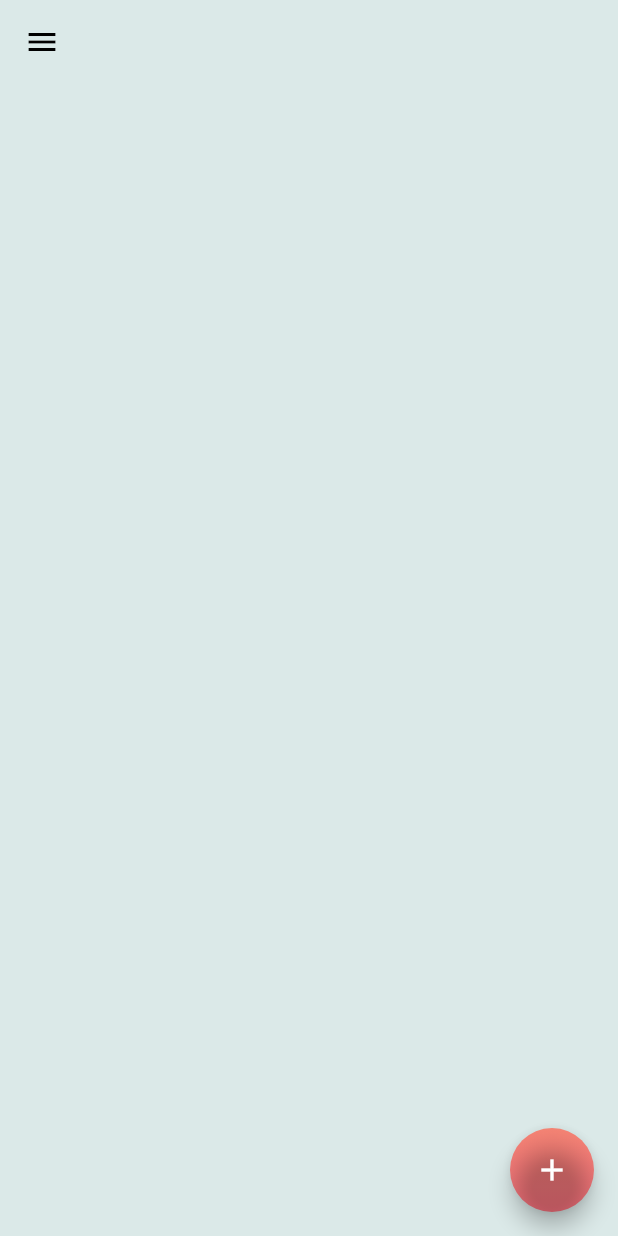
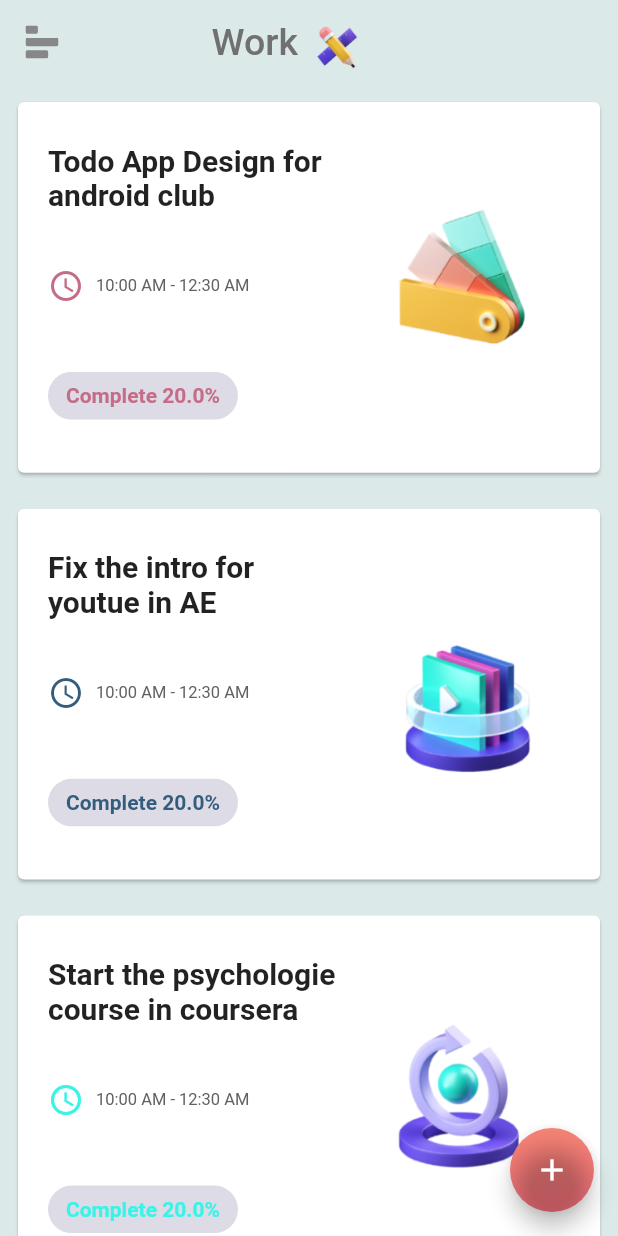
Before and after one commit to hedi-ghodhbane/v2aworkshop, a Flutter app: the screen it shows after launch, on a phone screen of 412 x 824 dp. Run offline on Flutter 3.47's test engine with Material 2 defaults, Android fonts, the phone set to English and light mode, and no system bars; our stand-ins replace flutter_svg.

Commit message:
landing page;

```diff
--- a/lib/main.dart
+++ b/lib/main.dart
@@ -1,4 +1,6 @@
 import 'package:flutter/material.dart';
+import 'package:v2workshop/screens/LandingScreen.dart';
+import 'package:v2workshop/widgets/MyDrawer.dart';
 
 void main() {
   runApp(MyApp());
@@ -13,6 +15,8 @@ class MyApp extends StatelessWidget {
         theme: ThemeData(
             primaryColor: Color(0xFFDBE9E8),
             canvasColor: Colors.white,
+            textTheme: TextTheme(
+                bodyText1: TextStyle(fontSize: 25, color: Color(0xFF707070))),
             backgroundColor: Color(0xFF345C7D)),
         home: Main());
   }
@@ -23,30 +27,43 @@ class Main extends StatefulWidget {
   _MainState createState() => _MainState();
 }
 
-class _MainState extends State<Main> {
+class _MainState extends State<Main> with TickerProviderStateMixin {
+  AnimationController _controller;
+  Animation animation;
+  Animation drawerAnimation;
+  @override
+  void initState() {
+    super.initState();
+    _controller = AnimationController(
+      duration: const Duration(milliseconds: 500),
+      vsync: this,
+    );
+    animation = Tween(begin: 0.0, end: 1.0).animate(CurvedAnimation(
+      parent: _controller,
+      curve: Curves.easeInOut,
+    ));
+    drawerAnimation = Tween(begin: -1.0, end: 0.0).animate(CurvedAnimation(
+      parent: _controller,
+      curve: Curves.easeInOut,
+    ));
+  }
+
+  @override
+  void dispose() {
+    _controller.dispose();
+    super.dispose();
+  }
+
   @override
   Widget build(BuildContext context) {
-    return Scaffold(
-      appBar: AppBar(
-        elevation: 0,
-        leading: IconButton(icon: Icon(Icons.menu), onPressed: () {}),
-      ),
-      body: Container(color: Theme.of(context).primaryColor),
-      floatingActionButton: Container(
-        decoration: BoxDecoration(
-            shape: BoxShape.circle,
-            gradient: LinearGradient(
-                begin: Alignment.topCenter,
-                end: Alignment.bottomCenter,
-                colors: [Color(0xFFFE8978), Color(0xFFFF7582)])),
-        child: FloatingActionButton(
-          onPressed: () {
-            print("hello");
-          },
-          child: Icon(Icons.add),
-          backgroundColor: Colors.transparent,
-        ),
-      ),
+    return AnimatedBuilder(
+      animation: _controller,
+      builder: (_, child) {
+        return Stack(children: [
+          MyDrawer(drawerAnimation: drawerAnimation),
+          LandingScreen(animation: animation, controller: _controller),
+        ]);
+      },
     );
   }
 }
--- /dev/null
+++ b/lib/models/Todo.dart
@@ -0,0 +1,16 @@
+import 'package:flutter/material.dart';
+
+class Todo {
+  final String title;
+  final String image;
+  final Color color;
+  final String time;
+  final double percentage;
+  Todo({
+    this.title,
+    this.image,
+    this.color,
+    this.time,
+    this.percentage,
+  });
+}
--- /dev/null
+++ b/lib/screens/LandingScreen.dart
@@ -0,0 +1,103 @@
+import 'package:flutter/material.dart';
+import 'package:flutter_svg/flutter_svg.dart';
+import 'package:v2workshop/models/Todo.dart';
+import 'package:v2workshop/widgets/TodoCard.dart';
+
+class LandingScreen extends StatefulWidget {
+  const LandingScreen({
+    Key key,
+    @required this.animation,
+    @required AnimationController controller,
+  })  : _controller = controller,
+        super(key: key);
+
+  final Animation animation;
+  final AnimationController _controller;
+
+  @override
+  _LandingScreenState createState() => _LandingScreenState();
+}
+
+class _LandingScreenState extends State<LandingScreen> {
+  final _todos = [
+    Todo(
+        title: "Todo App Design for android club",
+        time: '10:00 AM - 12:30 AM',
+        percentage: 20,
+        image: 'design.png',
+        color: Color(0xFFC56D86)),
+    Todo(
+        title: "Fix the intro for youtue in AE",
+        time: '10:00 AM - 12:30 AM',
+        percentage: 20,
+        image: 'media.png',
+        color: Color(0xFF345C7D)),
+    Todo(
+        title: "Start the psychologie course in coursera",
+        time: '10:00 AM - 12:30 AM',
+        percentage: 20,
+        image: 'psy.png',
+        color: Color(0xFF3AF3E7)),
+  ];
+  @override
+  Widget build(BuildContext context) {
+    return Transform(
+      transform: Matrix4.translationValues(
+          widget.animation.value * MediaQuery.of(context).size.width * 0.7,
+          0,
+          0),
+      child: Scaffold(
+        appBar: AppBar(
+          centerTitle: true,
+          title: Container(
+            width: 130,
+            child: Row(
+              children: [
+                Text('Work', style: Theme.of(context).textTheme.bodyText1),
+                Container(
+                  width: 50,
+                  child: Image.asset(
+                    'assets/work.png',
+                    fit: BoxFit.contain,
+                  ),
+                )
+              ],
+            ),
+          ),
+          elevation: 0,
+          leading: IconButton(
+              icon: SvgPicture.asset('assets/menu.svg'),
+              onPressed: () {
+                if (widget._controller.isCompleted)
+                  widget._controller..reverse();
+                else {
+                  widget._controller.forward();
+                }
+              }),
+        ),
+        body: Container(
+            color: Theme.of(context).primaryColor,
+            child: ListView.builder(
+                itemCount: 15,
+                itemBuilder: (_, i) {
+                  return TodoCard(todo: _todos[i % _todos.length]);
+                })),
+        floatingActionButton: Container(
+          decoration: BoxDecoration(
+              shape: BoxShape.circle,
+              gradient: LinearGradient(
+                  begin: Alignment.topCenter,
+                  end: Alignment.bottomCenter,
+                  colors: [Color(0xFFFE8978), Color(0xFFFF7582)])),
+          child: FloatingActionButton(
+            onPressed: () {
+              print("hello");
+            },
+            child: Icon(Icons.add),
+            backgroundColor: Colors.transparent,
+          ),
+        ),
+      ),
+    );
+  }
+}
--- /dev/null
+++ b/lib/widgets/MyDrawer.dart
@@ -0,0 +1,26 @@
+import 'package:flutter/material.dart';
+
+class MyDrawer extends StatelessWidget {
+  const MyDrawer({
+    Key key,
+    @required this.drawerAnimation,
+  }) : super(key: key);
+
+  final Animation drawerAnimation;
+
+  @override
+  Widget build(BuildContext context) {
+    return Transform(
+        transform: Matrix4.translationValues(
+            drawerAnimation.value * MediaQuery.of(context).size.width * 0.7,
+            0,
+            0),
+        child: Drawer(
+          child: Container(
+              height: MediaQuery.of(context).size.height,
+              color: Theme.of(context).backgroundColor,
+              width: MediaQuery.of(context).size.width * 0.7,
+              child: Text("hello")),
+        ));
+  }
+}
--- /dev/null
+++ b/lib/widgets/TodoCard.dart
@@ -0,0 +1,71 @@
+import 'package:flutter/material.dart';
+import 'package:v2workshop/models/Todo.dart';
+
+class TodoCard extends StatefulWidget {
+  final Todo todo;
+  const TodoCard({Key key, this.todo}) : super(key: key);
+
+  @override
+  _TodoCardState createState() => _TodoCardState();
+}
+
+class _TodoCardState extends State<TodoCard> {
+  @override
+  Widget build(BuildContext context) {
+    return Padding(
+      padding: const EdgeInsets.all(8.0),
+      child: Card(
+          child: Container(
+        padding: EdgeInsets.symmetric(vertical: 10.0, horizontal: 20.0),
+        width: MediaQuery.of(context).size.width * 0.8,
+        height: MediaQuery.of(context).size.height * 0.3,
+        child: Row(
+          children: [
+            Expanded(
+              flex: 4,
+              child: Column(
+                crossAxisAlignment: CrossAxisAlignment.start,
+                mainAxisAlignment: MainAxisAlignment.spaceAround,
+                children: [
+                  Text(widget.todo.title,
+                      style:
+                          TextStyle(fontWeight: FontWeight.bold, fontSize: 20)),
+                  Row(
+                    mainAxisAlignment: MainAxisAlignment.start,
+                    children: [
+                      Icon(
+                        Icons.access_time,
+                        color: widget.todo.color,
+                      ),
+                      Padding(
+                        padding: const EdgeInsets.all(8.0),
+                        child: Text(widget.todo.time,
+                            style: TextStyle(
+                                color: Colors.grey[700], fontSize: 11)),
+                      )
+                    ],
+                  ),
+                  Chip(
+                    labelStyle: TextStyle(
+                        fontSize: 14,
+                        color: widget.todo.color,
+                        fontWeight: FontWeight.bold),
+                    label: Text('Complete ${widget.todo.percentage}%'),
+                    backgroundColor: Color(0xFFDCDBE6),
+                  )
+                ],
+              ),
+            ),
+            Expanded(
+              flex: 3,
+              child: Container(
+                child: Image.asset('assets/${widget.todo.image}',
+                    fit: BoxFit.fitWidth),
+              ),
+            )
+          ],
+        ),
+      )),
+    );
+  }
+}
--- a/pubspec.yaml
+++ b/pubspec.yaml
@@ -23,7 +23,7 @@ environment:
 dependencies:
   flutter:
     sdk: flutter
-
+  flutter_svg: ^0.19.1
 
   # The following adds the Cupertino Icons font to your application.
   # Use with the CupertinoIcons class for iOS style icons.
```
Also changed, not shown: assets/menu.svg (added), pubspec.lock.
